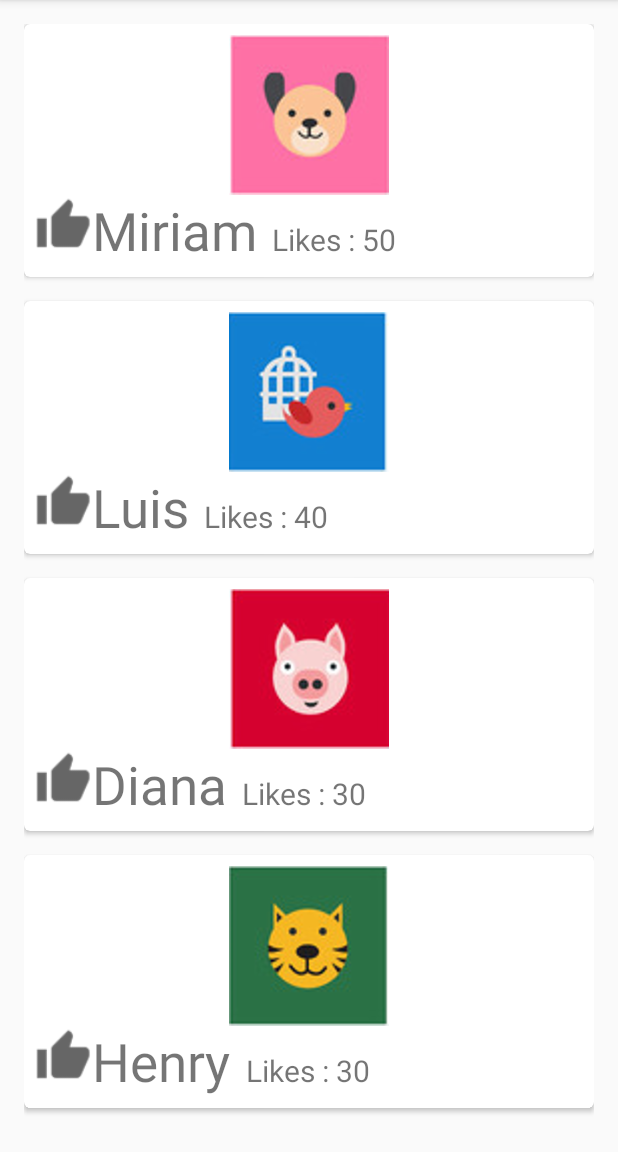
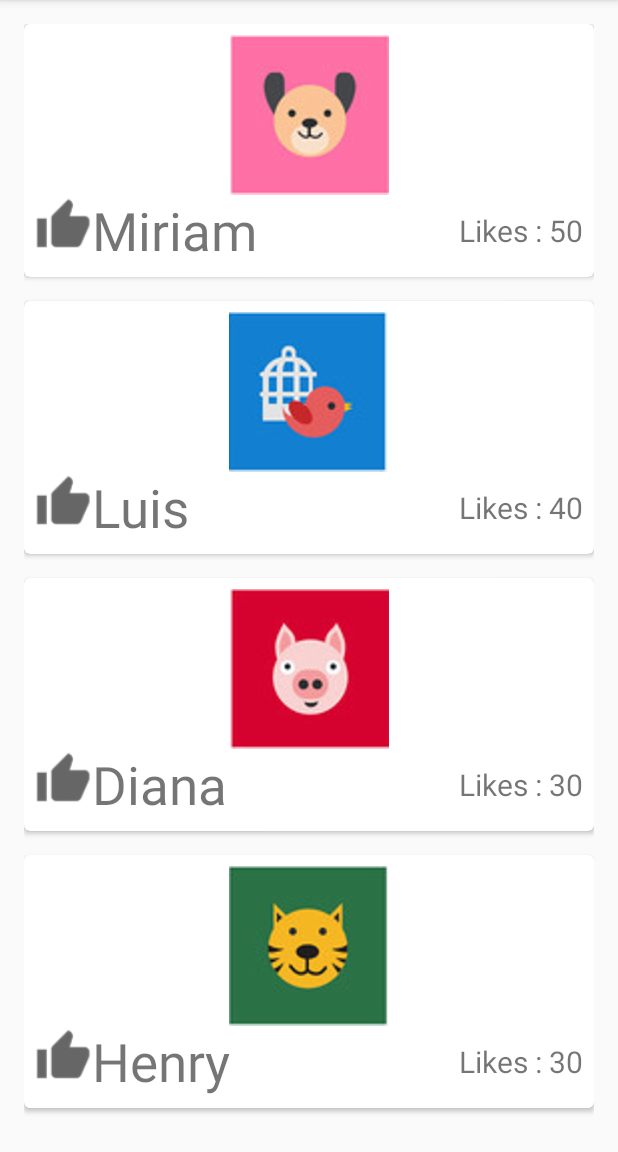
Before and after one commit to NotengoID/MisMascotas, an Android app: the FavoritosActivity screen opened directly, with no data from a screen before it, on a phone screen of 412 x 824 dp, the part 84-1236 px from its top. Run offline under Robolectric (Android 15) with nearby library versions, the phone set to English and light mode, and no system bars.

Commit message:
Action View
Se reemplaza el boton por el Action View

```diff
--- a/app/src/main/res/layout/activity_main.xml
+++ b/app/src/main/res/layout/activity_main.xml
@@ -10,14 +10,14 @@
         layout="@layout/actionbar">
     </include>
 
-    <Button
+    <!--<Button
         android:layout_width="wrap_content"
         android:layout_height="wrap_content"
         android:text="Ver Favoritos"
         android:id="@+id/btnSiguiente"
         android:layout_below="@+id/miActionBar"
         android:onClick="irSegundaActividad"
-        android:layout_centerHorizontal="true" />
+        android:layout_centerHorizontal="true" />-->
 
     <android.support.v7.widget.RecyclerView
         android:id="@+id/rvMascotas"
@@ -25,7 +25,7 @@
         android:layout_height="match_parent"
         android:layout_centerHorizontal="true"
         android:padding="@dimen/activity_horizontal_margin"
-        android:layout_below="@id/btnSiguiente"/>
+        android:layout_below="@id/miActionBar"/>
 
 
 </RelativeLayout>
--- a/app/src/main/res/layout/cardview_mascota.xml
+++ b/app/src/main/res/layout/cardview_mascota.xml
@@ -36,14 +36,18 @@
                 android:text="@string/pnombre"
                 android:id="@+id/tvNombreCV"
                 android:textSize="@dimen/nombre_contacto"/>
-
+            <LinearLayout
+                android:layout_width="match_parent"
+                android:layout_height="wrap_content"
+                android:orientation="horizontal"
+                android:gravity="right"
+                android:layout_gravity="center_vertical|right">
                 <TextView
                     android:layout_width="wrap_content"
                     android:layout_height="wrap_content"
                     android:text="Likes : "
                     android:id="@+id/tvTexto"
-                android:textSize="@dimen/likes_cardview"
-                android:paddingLeft="@dimen/left"/>
+                    android:textSize="@dimen/likes_cardview"/>
 
                 <TextView
                     android:layout_width="wrap_content"
@@ -51,7 +55,7 @@
                     android:text="0"
                     android:id="@+id/tvLikesCV"
                     android:textSize="@dimen/likes_cardview"/>
-
+            </LinearLayout>
         </LinearLayout>
     </LinearLayout>
 </android.support.v7.widget.CardView>
--- a/app/src/main/res/values/strings.xml
+++ b/app/src/main/res/values/strings.xml
@@ -2,4 +2,5 @@
     <string name="app_name">MisMascotas</string>
     <string name="pnombre">nombre</string>
     <string name="pemail">email</string>
+    <string name="menuFavoritos">Favoritos</string>
 </resources>
```
Also changed, not shown: app/src/main/java/com/notengoid/mismascotas/MainActivity.java (+19 -0 lines), app/src/main/res/menu/menu_opciones.xml (added, +13 -0 lines). Lines whose indentation alone changed are shown as unchanged.
